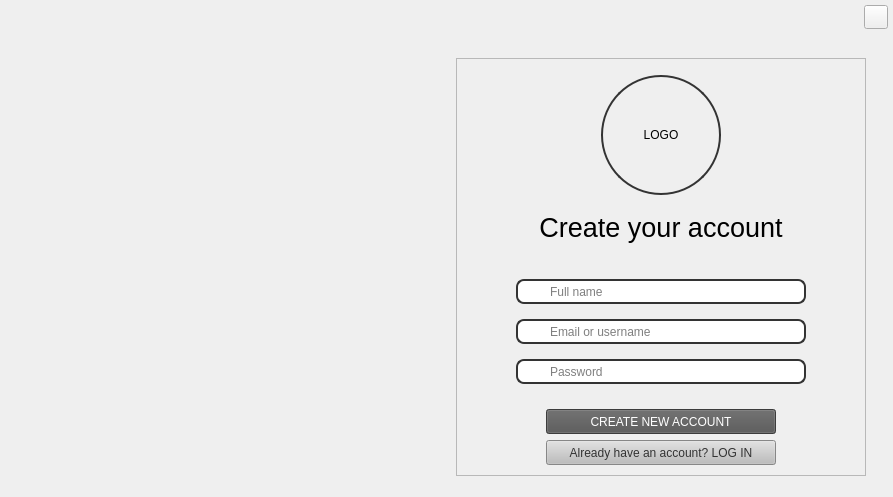
This is project/ui/interface.ui in mylinh130425/KTLT_K23416_Group2 as Qt 5 draws it before an edit. The edited form follows.
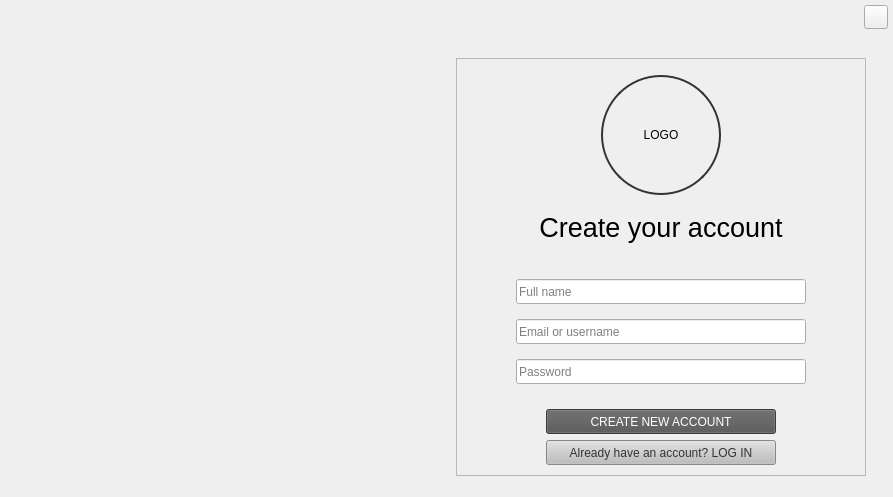
This is the edited form. The open tabs and pages were chosen to show the change. Icons and pictures are not drawn. Custom widgets are drawn as their Qt base class.

```diff
--- a/project/ui/interface.ui
+++ b/project/ui/interface.ui
@@ -483,7 +483,7 @@
                          </size>
                         </property>
                         <property name="styleSheet">
-                         <string notr="true">border:1.5px solid #333; border-radius:8px;padding-left:30px</string>
+                         <string notr="true"/>
                         </property>
                         <property name="text">
                          <string/>
@@ -502,7 +502,7 @@
                          </size>
                         </property>
                         <property name="styleSheet">
-                         <string notr="true">border:1.5px solid #333; border-radius:8px;padding-left:30px</string>
+                         <string notr="true"/>
                         </property>
                         <property name="placeholderText">
                          <string>Email or username</string>
@@ -518,7 +518,7 @@
                          </size>
                         </property>
                         <property name="styleSheet">
-                         <string notr="true">border:1.5px solid #333; border-radius:8px;padding-left:30px</string>
+                         <string notr="true"/>
                         </property>
                         <property name="placeholderText">
                          <string>Password</string>
```
Left out of the diff: 12 changed lines with no effect on the pictures.
